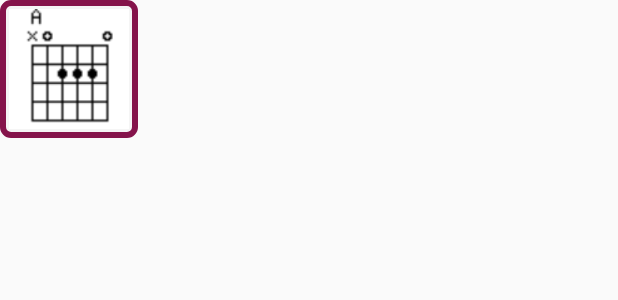
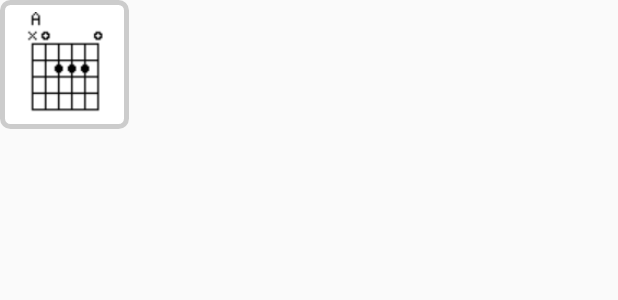
Before and after one commit to matvlaovi/JAGA, an Android app: the layout tooltip_chord_view.xml on its own in the app's theme, with its tools: preview values and no code run, on a phone screen of 412 x 824 dp. Shown: the top 300 px of the screen. Run offline under Robolectric (Android 15) with nearby library versions, the phone set to English and light mode, and no system bars.

Commit message:
tooltip chord view design

```diff
--- a/Android/app/src/main/java/com/vlaovic/matej/jaga/chord/TooltipChord.java
+++ b/Android/app/src/main/java/com/vlaovic/matej/jaga/chord/TooltipChord.java
@@ -28,7 +28,7 @@ public class TooltipChord implements ChordView {
                 .animate(new TooltipAnimation(TooltipAnimation.FADE, 400))
                 .autoAdjust(true)
                 .content(content)
-                .withTip(new Tooltip.Tip(25, 25, context.getResources().getColor(R.color.colorAccent),5))
+                .withTip(new Tooltip.Tip(25, 25, context.getResources().getColor(R.color.colorPrimaryWhite),5))
                 .into((ViewGroup) ((Activity) context).findViewById(R.id.chordsActivityRoot))
                 .show();
 
--- a/Android/app/src/main/res/drawable/tooltip_background.xml
+++ b/Android/app/src/main/res/drawable/tooltip_background.xml
@@ -2,11 +2,14 @@
 <layer-list xmlns:android="http://schemas.android.com/apk/res/android">
     <item>
         <shape android:shape="rectangle">
-            <stroke android:width="4dp" android:height="4dp"
-                android:color="@color/colorAccent" />
-            <solid android:color="@color/colorWhiteBackground" />
-            <padding android:left="6dp" android:top="6dp" android:right="6dp"
-            android:bottom="6dp" />
+            <stroke android:width="3dp" android:height="3dp"
+                android:color="@color/colorPrimaryWhite" />
+            <solid android:color="@color/colorPureWhite" />
+            <padding
+                android:left="8dp"
+                android:top="8dp"
+                android:right="8dp"
+                android:bottom="8dp" />
 
             <corners android:radius="5dp" android:bottomRightRadius="5dp"
                 android:bottomLeftRadius="5dp" android:topLeftRadius="5dp"
--- a/Android/app/src/main/res/layout/tooltip_chord_view.xml
+++ b/Android/app/src/main/res/layout/tooltip_chord_view.xml
@@ -7,7 +7,7 @@
 
     <ImageView
         android:id="@+id/chordTooltipViewImage"
-        android:layout_width="80dp"
-        android:layout_height="80dp"
+        android:layout_width="70dp"
+        android:layout_height="70dp"
         app:srcCompat="@drawable/a_small" />
 </LinearLayout>
```
